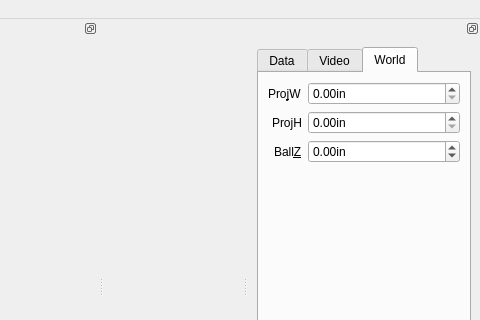
Before: the Qt Designer form LiveFitWindow.ui in hchapman/LiveFit, drawn with Qt 5; both pictures show x 302 to 782 and y 0 to 320 of the 782 by 575 pixel window.
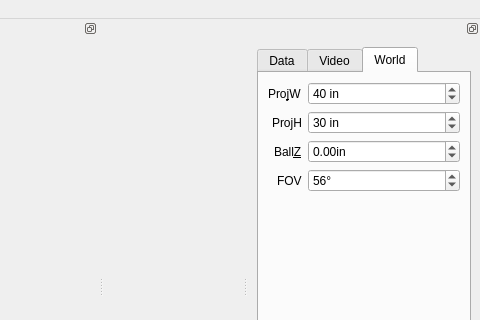
After: the same form once the commit is applied. Custom widgets are drawn as their Qt base class.

The edit to the form file:
```diff
--- a/LiveFitWindow.ui
+++ b/LiveFitWindow.ui
@@ -530,17 +530,7 @@
             <string>Pro&amp;jW</string>
            </property>
            <property name="buddy">
-            <cstring>projWDoubleSpinBox</cstring>
-           </property>
-          </widget>
-         </item>
-         <item row="0" column="1">
-          <widget class="QDoubleSpinBox" name="projWDoubleSpinBox">
-           <property name="toolTip">
-            <string>&lt;html&gt;&lt;head/&gt;&lt;body&gt;&lt;p&gt;The width of the projector screen (i.e. the physical measurement between green corners horizontally, in the world) in inches.&lt;/p&gt;&lt;/body&gt;&lt;/html&gt;</string>
-           </property>
-           <property name="suffix">
-            <string>in</string>
+            <cstring>projWSpinBox</cstring>
            </property>
           </widget>
          </item>
@@ -553,17 +543,7 @@
             <string>ProjH</string>
            </property>
            <property name="buddy">
-            <cstring>projHDoubleSpinBox</cstring>
-           </property>
-          </widget>
-         </item>
-         <item row="1" column="1">
-          <widget class="QDoubleSpinBox" name="projHDoubleSpinBox">
-           <property name="toolTip">
-            <string>&lt;html&gt;&lt;head/&gt;&lt;body&gt;&lt;p&gt;The height of the projector screen (i.e. the physical measurement between green corners vertically, in the world) in inches.&lt;/p&gt;&lt;/body&gt;&lt;/html&gt;</string>
-           </property>
-           <property name="suffix">
-            <string>in</string>
+            <cstring>projHSpinBox</cstring>
            </property>
           </widget>
          </item>
@@ -596,6 +576,64 @@
            </property>
           </widget>
          </item>
+         <item row="3" column="0">
+          <widget class="QLabel" name="fovLabel">
+           <property name="text">
+            <string>FOV</string>
+           </property>
+           <property name="buddy">
+            <cstring>fovSpinBox</cstring>
+           </property>
+          </widget>
+         </item>
+         <item row="3" column="1">
+          <widget class="QSpinBox" name="fovSpinBox">
+           <property name="suffix">
+            <string>°</string>
+           </property>
+           <property name="minimum">
+            <number>1</number>
+           </property>
+           <property name="maximum">
+            <number>180</number>
+           </property>
+           <property name="value">
+            <number>56</number>
+           </property>
+          </widget>
+         </item>
+         <item row="0" column="1">
+          <widget class="QSpinBox" name="projWSpinBox">
+           <property name="toolTip">
+            <string>&lt;html&gt;&lt;head/&gt;&lt;body&gt;&lt;p&gt;The width of the projector screen (i.e. the physical measurement between green corners horizontally, in the world) in inches.&lt;/p&gt;&lt;/body&gt;&lt;/html&gt;</string>
+           </property>
+           <property name="suffix">
+            <string> in</string>
+           </property>
+           <property name="minimum">
+            <number>1</number>
+           </property>
+           <property name="value">
+            <number>40</number>
+           </property>
+          </widget>
+         </item>
+         <item row="1" column="1">
+          <widget class="QSpinBox" name="projHSpinBox">
+           <property name="toolTip">
+            <string>&lt;html&gt;&lt;head/&gt;&lt;body&gt;&lt;p&gt;The height of the projector screen (i.e. the physical measurement between green corners vertically, in the world) in inches.&lt;/p&gt;&lt;/body&gt;&lt;/html&gt;</string>
+           </property>
+           <property name="suffix">
+            <string> in</string>
+           </property>
+           <property name="minimum">
+            <number>1</number>
+           </property>
+           <property name="value">
+            <number>30</number>
+           </property>
+          </widget>
+         </item>
         </layout>
        </widget>
       </widget>
```
